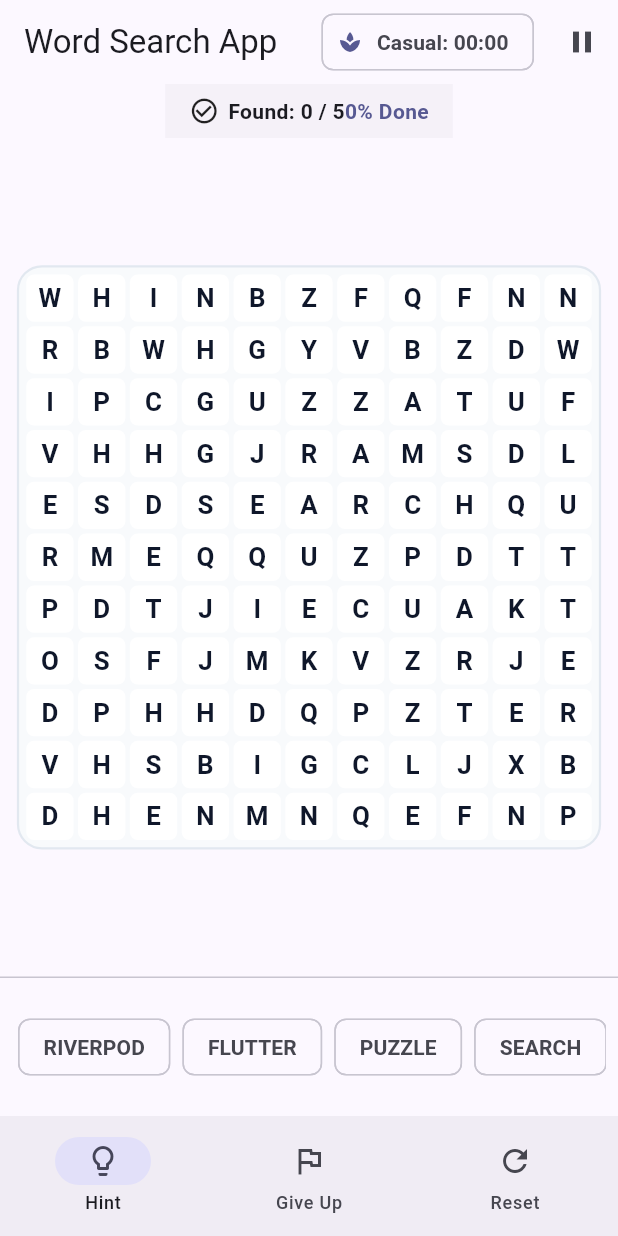
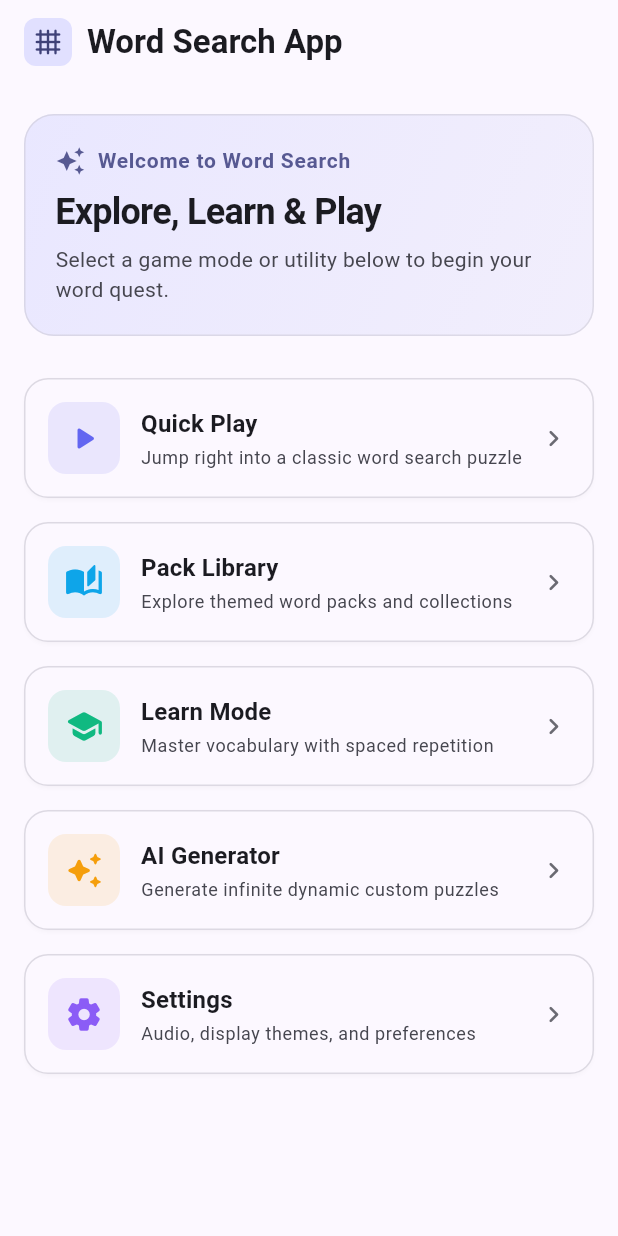
Before and after one commit to davtoh/wordSearch, a Flutter app: the screen it shows after launch, on a phone screen of 412 x 824 dp. Run offline on Flutter 3.47's test engine with Material 3 defaults, Android fonts, the light colour scheme and no system bars; our stand-ins replace equatable, flutter_riverpod, go_router, google_generative_ai.

Commit message:
fix: menu and navigation

```diff
--- /dev/null
+++ b/word_search_app/lib/features/navigation/presentation/main_menu_screen.dart
@@ -0,0 +1,360 @@
+import 'package:flutter/material.dart';
+import 'package:go_router/go_router.dart';
+
+import '../../../app_router.dart';
+
+/// Data model representing a menu action option.
+class MainMenuItem {
+  const MainMenuItem({
+    required this.id,
+    required this.title,
+    required this.subtitle,
+    required this.icon,
+    required this.route,
+    required this.accentColor,
+  });
+
+  final String id;
+  final String title;
+  final String subtitle;
+  final IconData icon;
+  final String route;
+  final Color accentColor;
+}
+
+/// Responsive Main Menu Screen providing access to all game modes and features.
+/// Uses [Wrap] and [Flex] layout wrappers to reflow options smoothly on mobile and desktop.
+class MainMenuScreen extends StatelessWidget {
+  const MainMenuScreen({
+    super.key,
+    this.onNavigate,
+  });
+
+  /// Optional navigation callback for direct test orchestration.
+  final void Function(String route)? onNavigate;
+
+  static const List<MainMenuItem> menuItems = [
+    MainMenuItem(
+      id: 'quick_play',
+      title: 'Quick Play',
+      subtitle: 'Jump right into a classic word search puzzle',
+      icon: Icons.play_arrow_rounded,
+      route: AppRoutes.game,
+      accentColor: Color(0xFF6366F1), // Indigo
+    ),
+    MainMenuItem(
+      id: 'pack_library',
+      title: 'Pack Library',
+      subtitle: 'Explore themed word packs and collections',
+      icon: Icons.auto_stories_rounded,
+      route: AppRoutes.packLibrary,
+      accentColor: Color(0xFF0EA5E9), // Sky
+    ),
+    MainMenuItem(
+      id: 'learn_mode',
+      title: 'Learn Mode',
+      subtitle: 'Master vocabulary with spaced repetition',
+      icon: Icons.school_rounded,
+      route: AppRoutes.learnMode,
+      accentColor: Color(0xFF10B981), // Emerald
+    ),
+    MainMenuItem(
+      id: 'ai_generator',
+      title: 'AI Generator',
+      subtitle: 'Generate infinite dynamic custom puzzles',
+      icon: Icons.auto_awesome_rounded,
+      route: AppRoutes.aiGenerator,
+      accentColor: Color(0xFFF59E0B), // Amber
+    ),
+    MainMenuItem(
+      id: 'settings',
+      title: 'Settings',
+      subtitle: 'Audio, display themes, and preferences',
+      icon: Icons.settings_rounded,
+      route: AppRoutes.settings,
+      accentColor: Color(0xFF8B5CF6), // Purple
+    ),
+  ];
+
+  void _handleNavigation(BuildContext context, String route) {
+    if (onNavigate != null) {
+      onNavigate!(route);
+      return;
+    }
+
+    try {
+      GoRouter.of(context).go(route);
+    } catch (_) {
+      try {
+        Navigator.of(context).pushNamed(route);
+      } catch (_) {
+        // Fallback for isolated widget testing environments
+      }
+    }
+  }
+
+  @override
+  Widget build(BuildContext context) {
+    final theme = Theme.of(context);
+    final colorScheme = theme.colorScheme;
+
+    return Scaffold(
+      appBar: AppBar(
+        title: FittedBox(
+          fit: BoxFit.scaleDown,
+          child: Row(
+            mainAxisSize: MainAxisSize.min,
+            children: [
+              Container(
+                padding: const EdgeInsets.all(6),
+                decoration: BoxDecoration(
+                  color: colorScheme.primaryContainer,
+                  borderRadius: BorderRadius.circular(8),
+                ),
+                child: Icon(
+                  Icons.grid_4x4_rounded,
+                  color: colorScheme.onPrimaryContainer,
+                  size: 20,
+                ),
+              ),
+              const SizedBox(width: 10),
+              const Text(
+                'Word Search App',
+                style: TextStyle(fontWeight: FontWeight.bold),
+              ),
+            ],
+          ),
+        ),
+        elevation: 0,
+      ),
+      body: SafeArea(
+        child: LayoutBuilder(
+          builder: (context, constraints) {
+            final isWide = constraints.maxWidth >= 640;
+
+            // Responsive item width calculation for Wrap reflow
+            final double itemWidth;
+            if (constraints.maxWidth < 600) {
+              itemWidth = (constraints.maxWidth - 32).clamp(48.0, 520.0);
+            } else if (constraints.maxWidth < 960) {
+              itemWidth = ((constraints.maxWidth - 48) / 2).clamp(240.0, 420.0);
+            } else {
+              itemWidth = ((constraints.maxWidth - 64) / 3).clamp(260.0, 380.0);
+            }
+
+            return SingleChildScrollView(
+              padding: const EdgeInsets.symmetric(horizontal: 16.0, vertical: 20.0),
+              child: Center(
+                child: ConstrainedBox(
+                  constraints: const BoxConstraints(maxWidth: 1200),
+                  child: Column(
+                    mainAxisSize: MainAxisSize.min,
+                    crossAxisAlignment: CrossAxisAlignment.center,
+                    children: [
+                      // Header & Greeting Banner
+                      _buildHeader(context, isWide),
+                      const SizedBox(height: 28),
+
+                      // Responsive Wrap Layout for Menu Options
+                      Wrap(
+                        spacing: 16.0,
+                        runSpacing: 16.0,
+                        alignment: WrapAlignment.center,
+                        crossAxisAlignment: WrapCrossAlignment.center,
+                        children: menuItems.map((item) {
+                          return SizedBox(
+                            width: itemWidth,
+                            child: _MainMenuTile(
+                              item: item,
+                              onTap: () => _handleNavigation(context, item.route),
+                            ),
+                          );
+                        }).toList(),
+                      ),
+                      const SizedBox(height: 32),
+                    ],
+                  ),
+                ),
+              ),
+            );
+          },
+        ),
+      ),
+    );
+  }
+
+  Widget _buildHeader(BuildContext context, bool isWide) {
+    final theme = Theme.of(context);
+    final colorScheme = theme.colorScheme;
+
+    return Container(
+      width: double.infinity,
+      padding: EdgeInsets.symmetric(
+        horizontal: isWide ? 32.0 : 20.0,
+        vertical: isWide ? 28.0 : 20.0,
+      ),
+      decoration: BoxDecoration(
+        gradient: LinearGradient(
+          colors: [
+            colorScheme.primaryContainer.withValues(alpha: 0.7),
+            colorScheme.secondaryContainer.withValues(alpha: 0.4),
+          ],
+          begin: Alignment.topLeft,
+          end: Alignment.bottomRight,
+        ),
+        borderRadius: BorderRadius.circular(20),
+        border: Border.all(
+          color: colorScheme.outlineVariant.withValues(alpha: 0.5),
+        ),
+      ),
+      child: Column(
+        crossAxisAlignment: CrossAxisAlignment.start,
+        children: [
+          Row(
+            children: [
+              Icon(
+                Icons.auto_awesome,
+                size: 20,
+                color: colorScheme.primary,
+              ),
+              const SizedBox(width: 8),
+              Expanded(
+                child: Text(
+                  'Welcome to Word Search',
+                  style: theme.textTheme.labelLarge?.copyWith(
+                    color: colorScheme.primary,
+                    fontWeight: FontWeight.bold,
+                    letterSpacing: 0.5,
+                  ),
+                  overflow: TextOverflow.ellipsis,
+                ),
+              ),
+            ],
+          ),
+          const SizedBox(height: 8),
+          Text(
+            'Explore, Learn & Play',
+            style: theme.textTheme.headlineSmall?.copyWith(
+              fontWeight: FontWeight.bold,
+              letterSpacing: -0.5,
+            ),
+          ),
+          const SizedBox(height: 6),
+          Text(
+            'Select a game mode or utility below to begin your word quest.',
+            style: theme.textTheme.bodyMedium?.copyWith(
+              color: colorScheme.onSurfaceVariant,
+            ),
+          ),
+        ],
+      ),
+    );
+  }
+}
+
+/// Action Tile supporting strict minimum 48x48 dp touch target requirements,
+/// keyboard accessibility, and interactive ripple feedback.
+class _MainMenuTile extends StatelessWidget {
+  const _MainMenuTile({
+    required this.item,
+    required this.onTap,
+  });
+
+  final MainMenuItem item;
+  final VoidCallback onTap;
+
+  @override
+  Widget build(BuildContext context) {
+    final theme = Theme.of(context);
+    final colorScheme = theme.colorScheme;
+
+    // Minimum touch target of 48x48 dp strictly enforced
+    return ConstrainedBox(
+      constraints: const BoxConstraints(
+        minWidth: 48.0,
+        minHeight: 48.0,
+      ),
+      child: Semantics(
+        container: true,
+        button: true,
+        label: item.title,
+        hint: item.subtitle,
+        excludeSemantics: true,
+        enabled: true,
+        child: Material(
+          color: colorScheme.surface,
+          elevation: 1,
+          shadowColor: colorScheme.shadow.withValues(alpha: 0.1),
+          shape: RoundedRectangleBorder(
+            borderRadius: BorderRadius.circular(16),
+            side: BorderSide(
+              color: colorScheme.outlineVariant.withValues(alpha: 0.6),
+            ),
+          ),
+          child: InkWell(
+            key: Key('menu_tile_${item.id}'),
+            onTap: onTap,
+            borderRadius: BorderRadius.circular(16),
+            child: Padding(
+              padding: const EdgeInsets.symmetric(horizontal: 16.0, vertical: 16.0),
+              child: Row(
+                children: [
+                  // Icon badge with distinctive accent color
+                  Container(
+                    width: 48,
+                    height: 48,
+                    decoration: BoxDecoration(
+                      color: item.accentColor.withValues(alpha: 0.12),
+                      borderRadius: BorderRadius.circular(12),
+                    ),
+                    child: Center(
+                      child: Icon(
+                        item.icon,
+                        color: item.accentColor,
+                        size: 26,
+                      ),
+                    ),
+                  ),
+                  const SizedBox(width: 14),
+
+                  // Title and Subtitle in flexible column
+                  Expanded(
+                    child: Column(
+                      crossAxisAlignment: CrossAxisAlignment.start,
+                      mainAxisSize: MainAxisSize.min,
+                      children: [
+                        Text(
+                          item.title,
+                          key: Key('title_${item.id}'),
+                          style: theme.textTheme.titleMedium?.copyWith(
+                            fontWeight: FontWeight.bold,
+                          ),
+                        ),
+                        const SizedBox(height: 2),
+                        Text(
+                          item.subtitle,
+                          style: theme.textTheme.bodySmall?.copyWith(
+                            color: colorScheme.onSurfaceVariant,
+                          ),
+                          maxLines: 2,
+                          overflow: TextOverflow.ellipsis,
+                        ),
+                      ],
+                    ),
+                  ),
+
+                  // Trailing navigation arrow
+                  Icon(
+                    Icons.chevron_right_rounded,
+                    color: colorScheme.onSurfaceVariant.withValues(alpha: 0.8),
+                    size: 22,
+                  ),
+                ],
+              ),
+            ),
+          ),
+        ),
+      ),
+    );
+  }
+}
--- a/word_search_app/lib/main.dart
+++ b/word_search_app/lib/main.dart
@@ -3,7 +3,7 @@ import 'package:flutter/material.dart';
 import 'package:flutter/services.dart';
 import 'package:flutter_riverpod/flutter_riverpod.dart';
 
-import 'features/word_search/presentation/game_screen.dart';
+import 'app_router.dart';
 
 void main() async {
   WidgetsFlutterBinding.ensureInitialized();
@@ -28,11 +28,13 @@ void main() async {
 }
 
 class WordSearchApp extends StatelessWidget {
-  const WordSearchApp({super.key});
+  const WordSearchApp({super.key, this.router});
+
+  final RouterConfig<Object>? router;
 
   @override
   Widget build(BuildContext context) {
-    return MaterialApp(
+    return MaterialApp.router(
       title: 'Word Search App',
       debugShowCheckedModeBanner: false,
       theme: ThemeData(
@@ -50,7 +52,7 @@ class WordSearchApp extends StatelessWidget {
         ),
       ),
       themeMode: ThemeMode.system,
-      home: const GameScreen(),
+      routerConfig: router ?? appRouter,
     );
   }
 }
--- a/word_search_app/pubspec.yaml
+++ b/word_search_app/pubspec.yaml
@@ -42,6 +42,7 @@ dependencies:
   flutter_launcher_icons: ^0.14.4
   equatable: ^3.0.0
   fpdart: ^1.2.0
+  go_router: ^18.0.2
 
 dev_dependencies:
   flutter_test:
```
Also changed, not shown: word_search_app/lib/app_router.dart (added, +258 -0 lines), word_search_app/lib/features/word_search/presentation/game_screen.dart (+20 -0 lines), word_search_app/pubspec.lock, 1 other file.
